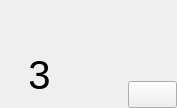
Above: Agricola_Front/data/Basic/roundcard.ui from HiImSUN/Agricola-Front_ui-images-py before the change. Below: the same form after it.
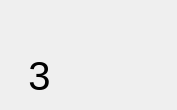
That is the form after the change. Icons and pictures are not drawn.

What changed in the file:
```diff
--- a/Agricola_Front/data/Basic/roundcard.ui
+++ b/Agricola_Front/data/Basic/roundcard.ui
@@ -7,7 +7,7 @@
     <x>0</x>
     <y>0</y>
     <width>177</width>
-    <height>108</height>
+    <height>110</height>
    </rect>
   </property>
   <property name="windowTitle">
@@ -34,6 +34,12 @@
    </property>
    <item>
     <widget class="QWidget" name="widget" native="true">
+     <property name="enabled">
+      <bool>true</bool>
+     </property>
+     <property name="styleSheet">
+      <string notr="true">#btn_round_1:disabled{color:rgba(255, 255, 255, 0);}</string>
+     </property>
      <layout class="QHBoxLayout" name="horizontalLayout" stretch="4,5">
       <property name="spacing">
        <number>0</number>
@@ -72,7 +78,7 @@
          </widget>
         </item>
         <item>
-         <widget class="QPushButton" name="btn_round_1">
+         <widget class="QLabel" name="btn_round_1">
           <property name="sizePolicy">
            <sizepolicy hsizetype="Minimum" vsizetype="Minimum">
             <horstretch>0</horstretch>
@@ -90,6 +96,9 @@
           <property name="text">
            <string>3</string>
           </property>
+          <property name="alignment">
+           <set>Qt::AlignCenter</set>
+          </property>
          </widget>
         </item>
        </layout>
@@ -100,7 +109,7 @@
          <number>0</number>
         </property>
         <item>
-         <widget class="QPushButton" name="btn_round_2">
+         <widget class="QLabel" name="btn_round_2">
           <property name="sizePolicy">
            <sizepolicy hsizetype="Minimum" vsizetype="Minimum">
             <horstretch>0</horstretch>
@@ -121,7 +130,7 @@
            <number>0</number>
           </property>
           <item>
-           <widget class="QPushButton" name="btn_round_3">
+           <widget class="QLabel" name="btn_round_3">
             <property name="sizePolicy">
              <sizepolicy hsizetype="Minimum" vsizetype="Minimum">
               <horstretch>0</horstretch>
@@ -137,7 +146,7 @@
            </widget>
           </item>
           <item>
-           <widget class="QPushButton" name="btn_round_4">
+           <widget class="QLabel" name="btn_round_4">
             <property name="sizePolicy">
              <sizepolicy hsizetype="Minimum" vsizetype="Minimum">
               <horstretch>0</horstretch>
```
Left out of the diff: 2 changed lines with no effect on the pictures.
